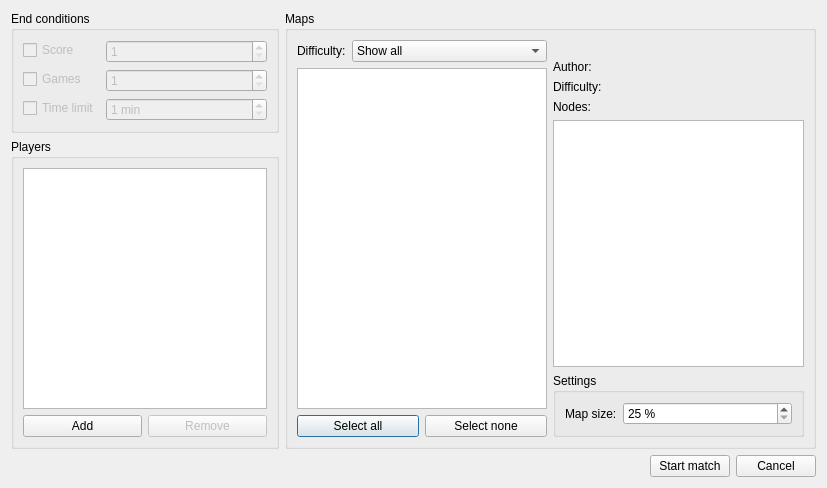
Old version of the form ui/form_match.ui in the repository pnordhus/openorbiter.
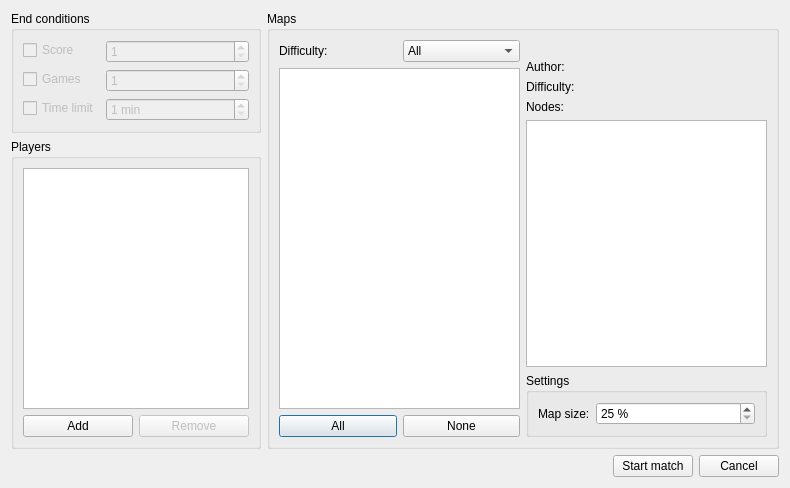
New version of the form. Custom widgets are drawn as their Qt base class.

```diff
--- a/ui/form_match.ui
+++ b/ui/form_match.ui
@@ -5,7 +5,7 @@
    <rect>
     <x>0</x>
     <y>0</y>
-    <width>827</width>
+    <width>790</width>
     <height>488</height>
    </rect>
   </property>
@@ -113,15 +113,9 @@
           </item>
           <item>
            <widget class="QComboBox" name="comboDifficulty" >
-            <property name="sizePolicy" >
-             <sizepolicy vsizetype="Fixed" hsizetype="Expanding" >
-              <horstretch>0</horstretch>
-              <verstretch>0</verstretch>
-             </sizepolicy>
-            </property>
             <item>
              <property name="text" >
-              <string>Show all</string>
+              <string>All</string>
              </property>
             </item>
             <item>
@@ -158,14 +152,14 @@
           <item>
            <widget class="QPushButton" name="btnSelectAll" >
             <property name="text" >
-             <string>Select all</string>
+             <string>All</string>
             </property>
            </widget>
           </item>
           <item>
            <widget class="QPushButton" name="btnSelectNone" >
             <property name="text" >
-             <string>Select none</string>
+             <string>None</string>
             </property>
            </widget>
           </item>
```
